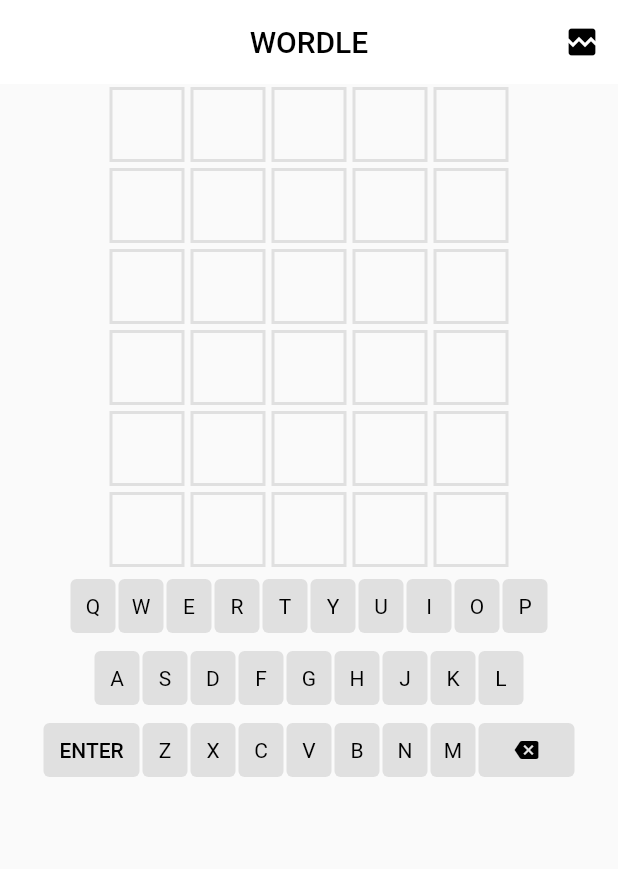
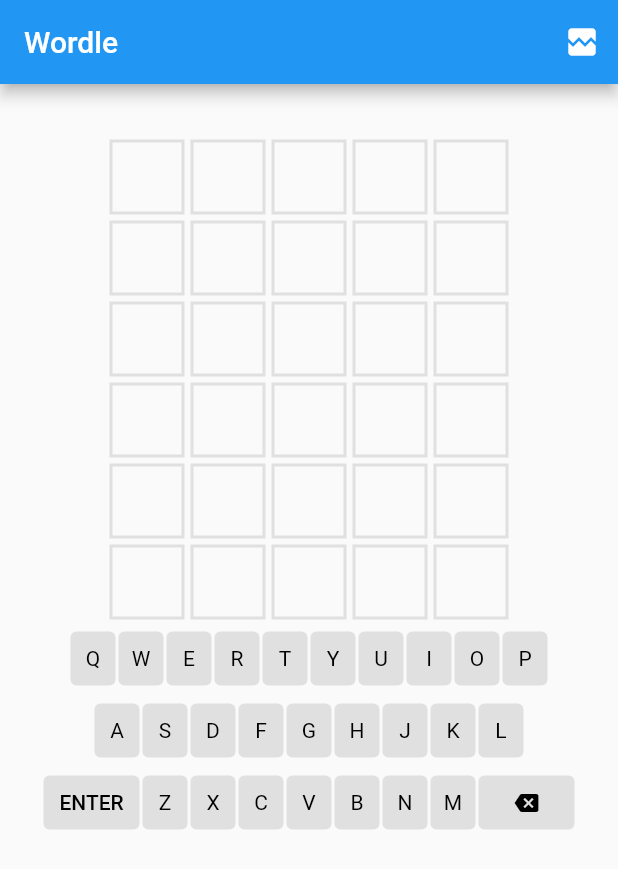
Before and after one commit to johncallahan/wordle, a Flutter app: the screen it shows after launch, after a tap on the "broken image" icon, on a phone screen of 412 x 824 dp. Shown: the top 869 px of the screen. Run offline on Flutter 3.47's test engine with Material 2 defaults, Android fonts, the phone set to English and light mode, and no system bars; our stand-ins replace flutter_hooks, hooks_riverpod; missing offline and left inert: flutter_data; generated files the repository leaves out were written again; network calls fail; project files that could hold a hidden picture were left out.

Commit message:
connected widget but riverpod  not finished

```diff
--- a/lib/widgets/connected.dart
+++ b/lib/widgets/connected.dart
@@ -35,14 +35,6 @@ class _ConnectedState extends ConsumerState<Connected> {
     try {
       var response = await http.get(url);
       setState(() { _connected = true; });
-
-      ref.games.findAll(params: {'_limit': 5}, syncLocal: true);
-      final provider = repositoryProviders['games'];
-      if (provider != null) {
-        final operations = ref.read(provider).offlineOperations;
-        print('== Retrying (${operations.length} operations) ==');
-        await operations.retry();
-      }
     } catch(_) {
       setState(() { _connected = false; });
     }
--- a/lib/widgets/gaime.dart
+++ b/lib/widgets/gaime.dart
@@ -11,6 +11,7 @@ class Gaime extends StatelessWidget {
       alignment: Alignment.center,
       child: Column(
         children: [
+          SizedBox(height: 35),
           Row(
             children: [
               GaimeLetter(0, 0),
--- a/lib/widgets/wordle.dart
+++ b/lib/widgets/wordle.dart
@@ -21,11 +21,7 @@ class WordleWidget extends StatelessWidget {
     print('Did you  win yet? ${wordle.isWon}');
     return Scaffold(
       appBar: AppBar(
-        title: const Text('WORDLE'),
-        backgroundColor: Colors.white,
-        foregroundColor: Colors.black,
-        centerTitle: true,
-        shadowColor: Colors.transparent,
+        title: const Text('Wordle'),
         actions: <Widget>[
           Connected(),
         ],
```
